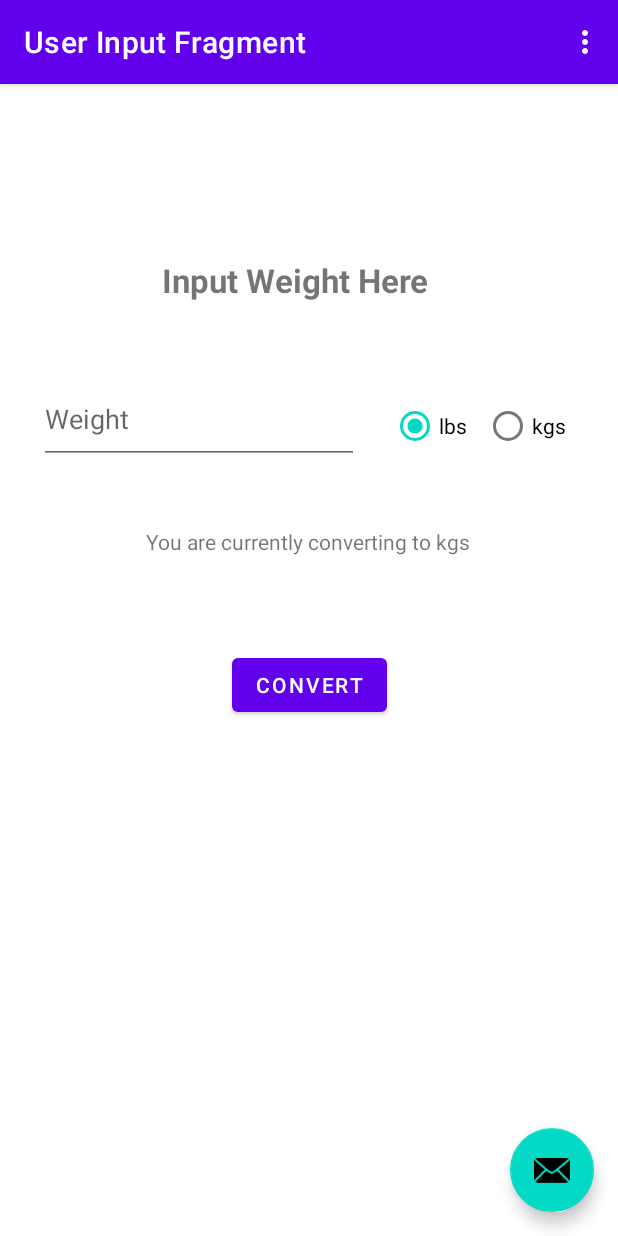
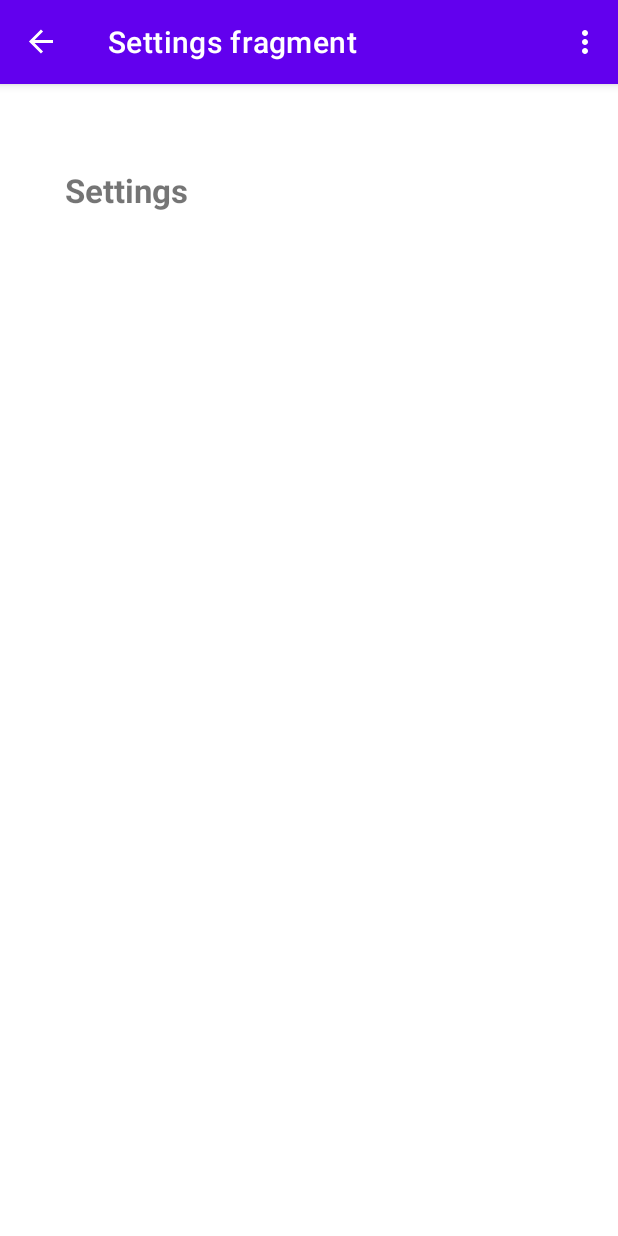
Before and after one commit to thompson-zak/BarbellWeightCalculator, an Android app: the screen it shows after launch (MainActivity), in the options menu, after a tap on "Settings", on a phone screen of 412 x 824 dp. Run offline under Robolectric (Android 15) with nearby library versions, the phone set to English and light mode, and no system bars; our stand-ins replace navigation-ui; 1 statement that could not run was skipped.

Commit message:
Removed unused style elements. Navigation to basic settings fragment works from user input screen.

```diff
--- a/app/src/main/java/com/example/barbellweightcalculator/MainActivity.kt
+++ b/app/src/main/java/com/example/barbellweightcalculator/MainActivity.kt
@@ -1,7 +1,6 @@
 package com.example.barbellweightcalculator
 
 import android.os.Bundle
-import com.google.android.material.snackbar.Snackbar
 import androidx.appcompat.app.AppCompatActivity
 import androidx.navigation.findNavController
 import androidx.navigation.ui.AppBarConfiguration
@@ -27,11 +26,6 @@ class MainActivity : AppCompatActivity() {
         val navController = findNavController(R.id.nav_host_fragment_content_main)
         appBarConfiguration = AppBarConfiguration(navController.graph)
         setupActionBarWithNavController(navController, appBarConfiguration)
-
-        binding.fab.setOnClickListener { view ->
-            Snackbar.make(view, "Replace with your own action", Snackbar.LENGTH_LONG)
-                    .setAction("Action", null).show()
-        }
     }
 
     override fun onCreateOptionsMenu(menu: Menu): Boolean {
@@ -45,7 +39,10 @@ class MainActivity : AppCompatActivity() {
         // automatically handle clicks on the Home/Up button, so long
         // as you specify a parent activity in AndroidManifest.xml.
         return when (item.itemId) {
-            R.id.action_settings -> true
+            R.id.action_settings -> {
+                findNavController(R.id.nav_host_fragment_content_main).navigate(R.id.action_UserInput_to_Settings)
+                return true
+            }
             else -> super.onOptionsItemSelected(item)
         }
     }
--- /dev/null
+++ b/app/src/main/java/com/example/barbellweightcalculator/SettingsFragment.kt
@@ -0,0 +1,37 @@
+package com.example.barbellweightcalculator
+
+import android.os.Bundle
+import androidx.fragment.app.Fragment
+import android.view.LayoutInflater
+import android.view.View
+import android.view.ViewGroup
+import com.example.barbellweightcalculator.databinding.AppOutputFragmentBinding
+import com.example.barbellweightcalculator.databinding.SettingsFragmentBinding
+
+/**
+ * A simple [Fragment] subclass.
+ * Use the [SettingsFragment.newInstance] factory method to
+ * create an instance of this fragment.
+ */
+class SettingsFragment : Fragment() {
+
+    private var _binding: SettingsFragmentBinding? = null
+
+    // This property is only valid between onCreateView and
+    // onDestroyView.
+    private val binding get() = _binding!!
+
+    override fun onCreateView(
+        inflater: LayoutInflater, container: ViewGroup?,
+        savedInstanceState: Bundle?
+    ): View? {
+
+        _binding = SettingsFragmentBinding.inflate(inflater, container, false)
+        return binding.root
+
+    }
+
+    override fun onViewCreated(view: View, savedInstanceState: Bundle?) {
+        super.onViewCreated(view, savedInstanceState)
+    }
+}
--- a/app/src/main/res/layout/activity_main.xml
+++ b/app/src/main/res/layout/activity_main.xml
@@ -22,13 +22,4 @@
 
     <include layout="@layout/content_main" />
 
-    <com.google.android.material.floatingactionbutton.FloatingActionButton
-        android:id="@+id/fab"
-        android:layout_width="wrap_content"
-        android:layout_height="wrap_content"
-        android:layout_gravity="bottom|end"
-        android:layout_marginEnd="@dimen/fab_margin"
-        android:layout_marginBottom="16dp"
-        app:srcCompat="@android:drawable/ic_dialog_email" />
-
 </androidx.coordinatorlayout.widget.CoordinatorLayout>
--- a/app/src/main/res/layout/settings_fragment.xml
+++ b/app/src/main/res/layout/settings_fragment.xml
@@ -1,6 +1,20 @@
 <?xml version="1.0" encoding="utf-8"?>
 <androidx.constraintlayout.widget.ConstraintLayout xmlns:android="http://schemas.android.com/apk/res/android"
+    xmlns:app="http://schemas.android.com/apk/res-auto"
+    xmlns:tools="http://schemas.android.com/tools"
     android:layout_width="match_parent"
-    android:layout_height="match_parent">
+    android:layout_height="match_parent"
+    tools:context=".SettingsFragment">
 
+    <TextView
+        android:id="@+id/textView"
+        android:layout_width="wrap_content"
+        android:layout_height="wrap_content"
+        android:layout_marginStart="43dp"
+        android:layout_marginTop="56dp"
+        android:text="@string/action_settings"
+        android:textSize="10pt"
+        android:textStyle="bold"
+        app:layout_constraintStart_toStartOf="parent"
+        app:layout_constraintTop_toTopOf="parent" />
 </androidx.constraintlayout.widget.ConstraintLayout>
--- a/app/src/main/res/navigation/nav_graph.xml
+++ b/app/src/main/res/navigation/nav_graph.xml
@@ -14,6 +14,10 @@
         <action
             android:id="@+id/action_UserInput_to_AppOutput"
             app:destination="@id/AppOutputFragment" />
+
+        <action
+            android:id="@+id/action_UserInput_to_Settings"
+            app:destination="@id/SettingsFragment" />
     </fragment>
     <fragment
         android:id="@+id/AppOutputFragment"
@@ -34,6 +38,16 @@
         <action
             android:id="@+id/action_AppOutput_to_UserInput"
             app:destination="@id/UserInputFragment" />
+
+        <action
+            android:id="@+id/action_AppOutput_to_Settings"
+            app:destination="@id/SettingsFragment" />
     </fragment>
     <!-- Add navigation from User Input Fragment to Settings, and back -->
+    <fragment
+        android:id="@+id/SettingsFragment"
+        android:name="com.example.barbellweightcalculator.SettingsFragment"
+        android:label="@string/settings_fragment_label"
+        tools:layout="@layout/settings_fragment">
+    </fragment>
 </navigation>
--- a/app/src/main/res/values/strings.xml
+++ b/app/src/main/res/values/strings.xml
@@ -22,4 +22,7 @@
 
     <string name="go_back">Go Back</string>
 
+    <!-- Strings used for Settings Fragment -->
+    <string name="settings_fragment_label">Settings fragment</string>
+
 </resources>
--- a/build.gradle
+++ b/build.gradle
@@ -2,7 +2,7 @@
 plugins {
     id 'com.android.application' version '7.2.1' apply false
     id 'com.android.library' version '7.2.1' apply false
-    id 'org.jetbrains.kotlin.android' version '1.6.10' apply false
+    id 'org.jetbrains.kotlin.android' version '1.7.10' apply false
     id 'androidx.navigation.safeargs' version '2.5.0' apply false
 }
 
```
